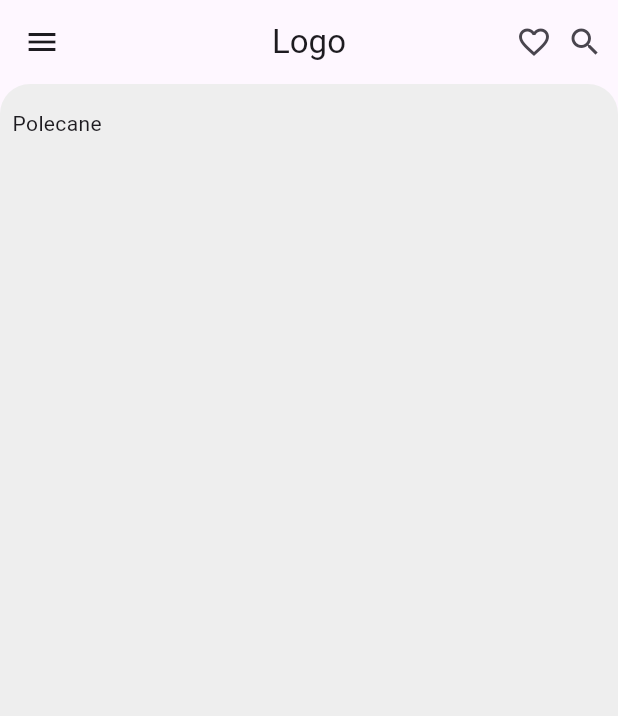
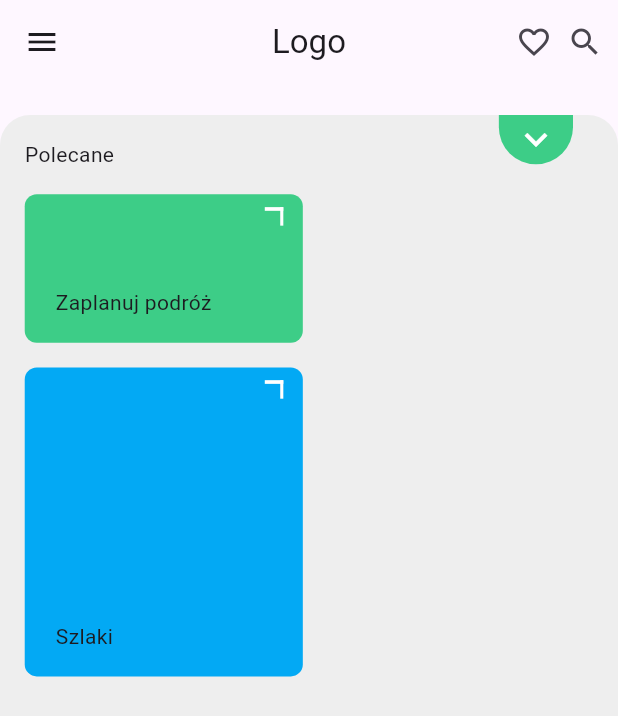
Before and after one commit to eryklorenc/video_task, a Flutter app: the screen it shows after launch, on a phone screen of 412 x 824 dp. Shown: the top 716 px of the screen. Run offline on Flutter 3.47's test engine with Material 3 defaults, Android fonts, the phone set to English and light mode, and no system bars; our stand-ins replace get_it, injectable; statements that could not run were skipped.

Commit message:
Add custom container

```diff
--- a/lib/app/core/theme/app_colors.dart
+++ b/lib/app/core/theme/app_colors.dart
@@ -3,4 +3,8 @@ import 'package:flutter/material.dart';
 abstract class AppColors {
   static const deepPurple = Colors.deepPurple;
   static const white = Colors.white;
+  static const customGreen = Color.fromARGB(255, 61, 205, 135);
+  static const lightGrey = Color(0xFFEEEEEE);
+  static const black = Colors.black;
+  static const lightBlue = Colors.lightBlue;
 }
--- a/lib/app/core/theme/app_text_theme_extension.dart
+++ b/lib/app/core/theme/app_text_theme_extension.dart
@@ -1,4 +1,5 @@
 import 'package:flutter/material.dart';
+import 'package:video_task/app/core/theme/app_colors.dart';
 
 extension XTheme on ThemeData {
   AppTextThemeExtension get xTextTheme => extension<AppTextThemeExtension>()!;
@@ -21,8 +22,9 @@ class AppTextThemeExtension extends ThemeExtension<AppTextThemeExtension> {
           fontWeight: FontWeight.w500,
         ),
         display1: const TextStyle(
-          fontSize: 23,
-          fontWeight: FontWeight.w500,
+          fontSize: 15,
+          fontWeight: FontWeight.w800,
+          color: AppColors.white,
         ),
         body1: const TextStyle(
           fontSize: 25,
--- a/lib/features/home/home_page.dart
+++ b/lib/features/home/home_page.dart
@@ -1,6 +1,8 @@
 import 'package:flutter/material.dart';
+import 'package:video_task/app/core/theme/app_colors.dart';
 import 'package:video_task/app/core/theme/app_text_theme_extension.dart';
 import 'package:video_task/app/core/utils/screen_size.dart';
+import 'package:video_task/features/home/widgets/custom_container.dart';
 import 'package:video_task/generated/l10n.dart';
 
 class HomePage extends StatelessWidget {
@@ -23,18 +25,25 @@ class HomePage extends StatelessWidget {
           SizedBox(width: 10),
         ],
       ),
-      body: Container(
+      body: Padding(
+        padding: const EdgeInsetsSS.only(top: 2.5),
+        child: Container(
           width: double.infinity,
           height: double.infinity,
-        decoration: BoxDecoration(
-          color: Colors.grey[200],
-          borderRadius: const BorderRadius.only(
+          decoration: const BoxDecoration(
+            color: AppColors.lightGrey,
+            borderRadius: BorderRadius.only(
               topLeft: Radius.circular(20),
               topRight: Radius.circular(20),
             ),
           ),
-        child: Padding(
-          padding: const EdgeInsetsSS.all(2),
+          child: Column(
+            crossAxisAlignment: CrossAxisAlignment.start,
+            children: [
+              Stack(
+                children: [
+                  Padding(
+                    padding: const EdgeInsetsSS.only(top: 2, left: 4),
                     child: Align(
                       alignment: Alignment.topLeft,
                       child: Text(
@@ -43,6 +52,43 @@ class HomePage extends StatelessWidget {
                       ),
                     ),
                   ),
+                  Positioned(
+                    top: 0,
+                    right: 30,
+                    child: ContainerSS(
+                      width: 12,
+                      height: 4,
+                      decoration: const BoxDecoration(
+                        color: AppColors.customGreen,
+                        borderRadius: BorderRadius.only(
+                          bottomLeft: Radius.circular(30),
+                          bottomRight: Radius.circular(30),
+                        ),
+                      ),
+                      child: const Icon(
+                        Icons.keyboard_arrow_down,
+                        size: 30,
+                        color: AppColors.white,
+                      ),
+                    ),
+                  ),
+                ],
+              ),
+              CustomContainer(
+                width: 45,
+                height: 12,
+                text: S.of(context).zaplanuj_podroz,
+                color: AppColors.customGreen,
+              ),
+              CustomContainer(
+                width: 45,
+                height: 25,
+                text: S.of(context).szlaki,
+                color: AppColors.lightBlue,
+              ),
+            ],
+          ),
+        ),
       ),
     );
   }
--- /dev/null
+++ b/lib/features/home/widgets/custom_container.dart
@@ -0,0 +1,68 @@
+import 'package:flutter/material.dart';
+import 'package:video_task/app/core/theme/app_colors.dart';
+import 'package:video_task/app/core/theme/app_text_theme_extension.dart';
+import 'package:video_task/app/core/utils/screen_size.dart';
+
+class CustomContainer extends StatelessWidget {
+  final String text;
+  final Color color;
+  final double width;
+  final double height;
+
+  const CustomContainer({
+    super.key,
+    required this.text,
+    required this.color,
+    required this.width,
+    required this.height,
+  });
+
+  @override
+  Widget build(BuildContext context) {
+    return Stack(
+      children: [
+        ContainerSS(
+          width: width,
+          height: height,
+          margin: const EdgeInsetsSS.only(top: 2, left: 4),
+          decoration: BoxDecoration(
+            color: color,
+            borderRadius: BorderRadius.circular(8),
+          ),
+          child: Align(
+            alignment: Alignment.bottomLeft,
+            child: Padding(
+              padding: const EdgeInsetsSS.only(left: 5, bottom: 2),
+              child: Text(
+                text,
+                style: Theme.of(context).xTextTheme.display1,
+              ),
+            ),
+          ),
+        ),
+        Positioned(
+          top: 25,
+          right: 13,
+          child: ContainerSS(
+            width: 3,
+            height: 0.3,
+            decoration: const BoxDecoration(
+              color: AppColors.white,
+            ),
+          ),
+        ),
+        Positioned(
+          top: 25,
+          right: 13,
+          child: ContainerSS(
+            width: 0.5,
+            height: 1.5,
+            decoration: const BoxDecoration(
+              color: AppColors.white,
+            ),
+          ),
+        ),
+      ],
+    );
+  }
+}
--- a/lib/l10n/intl_en.arb
+++ b/lib/l10n/intl_en.arb
@@ -2,6 +2,8 @@
     "@@locale": "en",
     "start": "Start",
     "logo": "Logo",
-    "polecane": "Polecane"
+    "polecane": "Polecane",
+    "zaplanuj_podroz": "Zaplanuj podróż",
+    "szlaki": "Szlaki"
 
 }
```
Also changed, not shown: lib/generated/intl/messages_en.dart, lib/generated/l10n.dart. Lines whose indentation alone changed are shown as unchanged.
